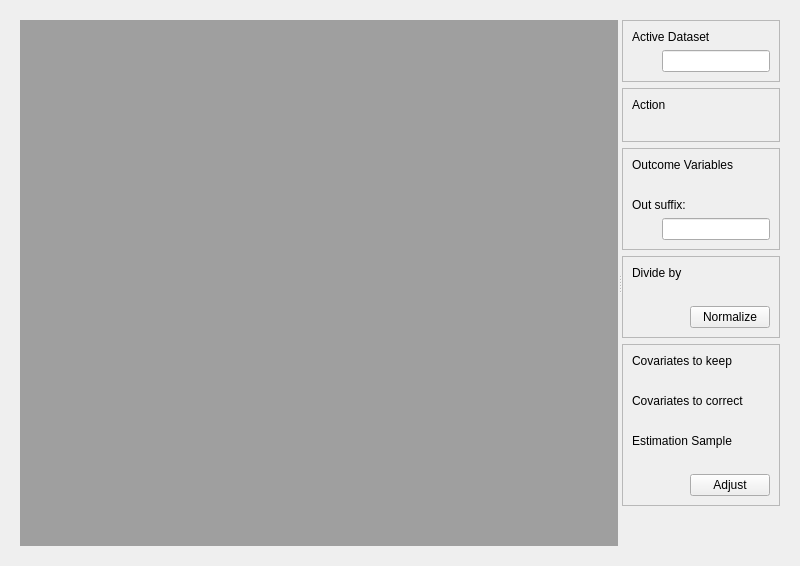
First picture: the form in NiChartGUI/plugins/adjcovview/adjcovview.ui, repository CBICA/NiChart_Viewer, before the edit.
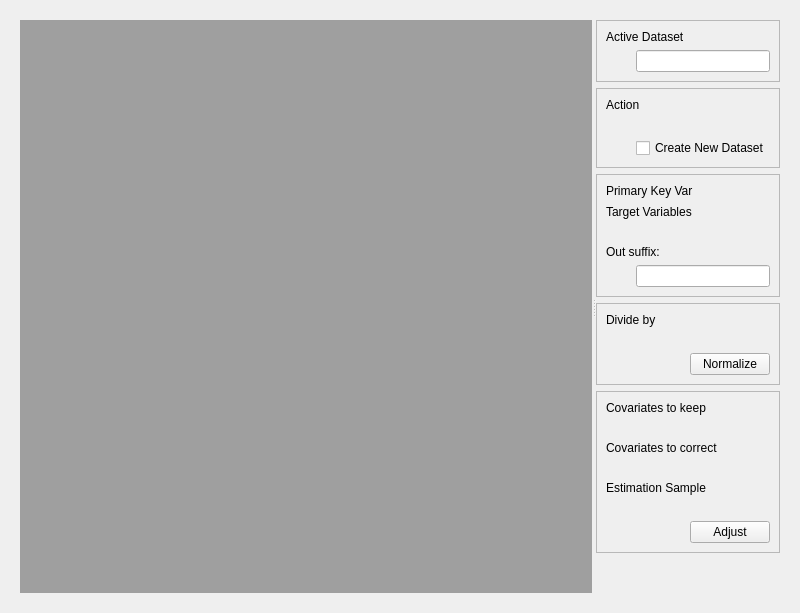
Second picture: the form after the edit.

Commit message: Manage new dataset creation in different plugins

```diff
--- a/NiChartGUI/plugins/adjcovview/adjcovview.ui
+++ b/NiChartGUI/plugins/adjcovview/adjcovview.ui
@@ -154,6 +154,40 @@
                                 
                             </layout>
                             </item>
+                            
+                            <item>
+                                <layout  class="QHBoxLayout"  name="hlTmp">
+
+                                    <item>
+                                        <spacer  name="horizontalSpacer_2">
+                                            <property  name="orientation">
+                                            <enum>Qt::Horizontal</enum>
+                                            </property>
+                                            
+                                            <property name="sizeType">
+                                                <enum>QSizePolicy::Fixed</enum>
+                                            </property>
+                                            
+                                            <property  name="sizeHint"  stdset="0">
+                                            <size>
+                                                <width>30</width>
+                                                <height>20</height>
+                                            </size>
+                                            </property>
+                                        </spacer>
+                                    </item>
+
+                                    <item>
+                                        <widget  class="QCheckBox"  name="check_createnew">
+                                            <property  name="text">
+                                            <string>Create New Dataset</string>
+                                            </property>
+                                        </widget>
+                                    </item>
+                                    
+                                </layout>
+                            </item>
+                            
                         </layout>
                         
                         </widget>
@@ -176,7 +210,35 @@
                             <item>
                             <widget  class="QLabel"  name="label_select">
                                 <property  name="text">
-                                <string>Outcome Variables</string>
+                                <string>Primary Key Var</string>
+                                </property>
+                            </widget>
+                            </item>
+                            
+                            <item>
+                            <layout  class="QHBoxLayout"  name="horizontalLayout_5">
+                                <item>
+                                <spacer  name="horizontalSpacer_5">
+                                    <property  name="orientation">
+                                    <enum>Qt::Horizontal</enum>
+                                    </property>
+                                    
+                                    <property name="sizeType">
+                                        <enum>QSizePolicy::Fixed</enum>
+                                    </property>
+                                    
+                                </spacer>
+                                </item>
+                                <item>
+                                    <layout  class="QVBoxLayout"  name="vlPrimaryKeyVar"/>
+                                </item>
+                            </layout>
+                            </item>
+                            
+                            <item>
+                            <widget  class="QLabel"  name="label_select">
+                                <property  name="text">
+                                <string>Target Variables</string>
                                 </property>
                             </widget>
                             </item>
@@ -236,7 +298,7 @@
                                 </spacer>
                                 </item>
                                 <item>
-                                    <widget  class="QLineEdit"  name="edit_outSuff">
+                                    <widget  class="QLineEdit"  name="edit_out_suff">
                                     </widget>
                                 </item>
                             </layout>
```
The commit also changes 8 other files.
